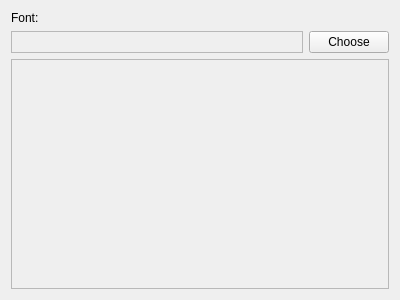
First picture: the form in gui/ConfigEditor.ui, repository mupuf/arduide, before the edit.
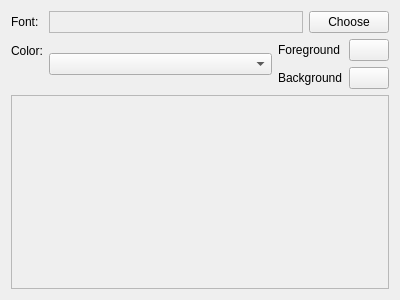
Second picture: the form after the edit. Custom widgets are drawn as their Qt base class.

Commit message: color chooser in the settings (not usable yet)

Patch:
```diff
--- a/gui/ConfigEditor.ui
+++ b/gui/ConfigEditor.ui
@@ -13,15 +13,17 @@
   <property name="windowTitle">
    <string>Form</string>
   </property>
-  <layout class="QVBoxLayout" name="verticalLayout">
+  <layout class="QVBoxLayout" name="verticalLayout_3">
    <item>
+    <layout class="QFormLayout" name="formLayout">
+     <item row="0" column="0">
     <widget class="QLabel" name="label">
      <property name="text">
       <string>Font:</string>
      </property>
     </widget>
    </item>
-   <item>
+     <item row="0" column="1">
     <layout class="QHBoxLayout" name="horizontalLayout">
      <item>
       <widget class="QLabel" name="fontLabel">
@@ -51,6 +53,65 @@
      </item>
     </layout>
    </item>
+     <item row="1" column="0">
+      <widget class="QLabel" name="label_2">
+       <property name="text">
+        <string>Color:</string>
+       </property>
+      </widget>
+     </item>
+     <item row="1" column="1">
+      <layout class="QHBoxLayout" name="horizontalLayout_2">
+       <item>
+        <layout class="QVBoxLayout" name="verticalLayout">
+         <item>
+          <widget class="QComboBox" name="colorBox">
+           <property name="sizePolicy">
+            <sizepolicy hsizetype="MinimumExpanding" vsizetype="Fixed">
+             <horstretch>0</horstretch>
+             <verstretch>0</verstretch>
+            </sizepolicy>
+           </property>
+          </widget>
+         </item>
+        </layout>
+       </item>
+       <item>
+        <layout class="QGridLayout" name="gridLayout">
+         <item row="0" column="0">
+          <widget class="QLabel" name="label_3">
+           <property name="text">
+            <string>Foreground</string>
+           </property>
+          </widget>
+         </item>
+         <item row="0" column="1">
+          <widget class="ColorButton" name="fgColorButton">
+           <property name="text">
+            <string/>
+           </property>
+          </widget>
+         </item>
+         <item row="1" column="0">
+          <widget class="QLabel" name="label_4">
+           <property name="text">
+            <string>Background</string>
+           </property>
+          </widget>
+         </item>
+         <item row="1" column="1">
+          <widget class="ColorButton" name="bgColorButton">
+           <property name="text">
+            <string/>
+           </property>
+          </widget>
+         </item>
+        </layout>
+       </item>
+      </layout>
+     </item>
+    </layout>
+   </item>
    <item>
     <widget class="QFrame" name="editorFrame">
      <property name="sizePolicy">
@@ -70,6 +131,13 @@
    </item>
   </layout>
  </widget>
+ <customwidgets>
+  <customwidget>
+   <class>ColorButton</class>
+   <extends>QPushButton</extends>
+   <header>utils/ColorButton.h</header>
+  </customwidget>
+ </customwidgets>
  <resources/>
  <connections/>
 </ui>
```
Lines whose indentation alone changed are shown as unchanged. The commit also changes 3 other files.
